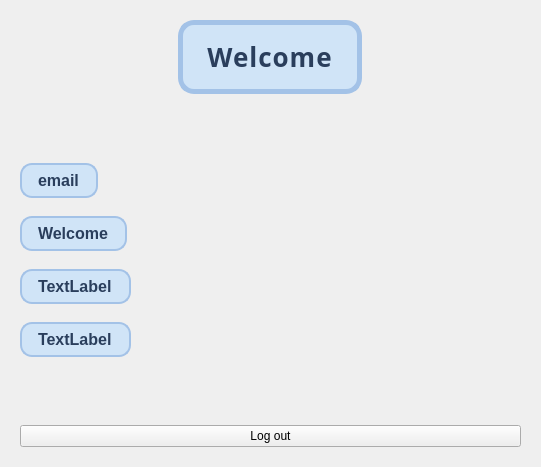
This is python_application/gui/ui_files/profile_page.ui in MohammadIbraheem71/Image_filter_applicator as Qt 5 draws it before an edit. The edited form follows.
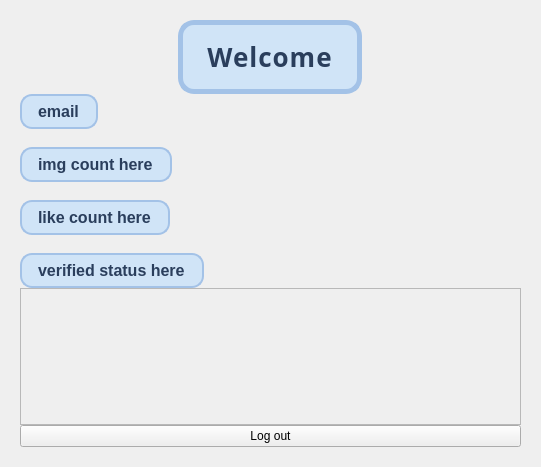
This is the edited form. Icons and pictures are not drawn.

Commit message: fixed the magnified gallery. created an image widget with trash. used inheritance for that

```diff
--- a/python_application/gui/ui_files/profile_page.ui
+++ b/python_application/gui/ui_files/profile_page.ui
@@ -71,19 +71,6 @@
            </item>
           </layout>
          </item>
-         <item>
-          <spacer name="verticalSpacer">
-           <property name="orientation">
-            <enum>Qt::Orientation::Vertical</enum>
-           </property>
-           <property name="sizeHint" stdset="0">
-            <size>
-             <width>20</width>
-             <height>40</height>
-            </size>
-           </property>
-          </spacer>
-         </item>
          <item>
           <layout class="QVBoxLayout" name="verticalLayout_12">
            <property name="spacing">
@@ -140,7 +127,7 @@
 </string>
              </property>
              <property name="text">
-              <string>Welcome</string>
+              <string>img count here</string>
              </property>
             </widget>
            </item>
@@ -164,7 +151,7 @@
 </string>
              </property>
              <property name="text">
-              <string>TextLabel</string>
+              <string>like count here</string>
              </property>
             </widget>
            </item>
@@ -188,24 +175,28 @@
 </string>
              </property>
              <property name="text">
-              <string>TextLabel</string>
+              <string>verified status here</string>
              </property>
             </widget>
            </item>
           </layout>
          </item>
          <item>
-          <spacer name="verticalSpacer_2">
-           <property name="orientation">
-            <enum>Qt::Orientation::Vertical</enum>
+          <widget class="QScrollArea" name="scrollArea">
+           <property name="widgetResizable">
+            <bool>true</bool>
            </property>
-           <property name="sizeHint" stdset="0">
-            <size>
-             <width>20</width>
-             <height>40</height>
-            </size>
-           </property>
-          </spacer>
+           <widget class="QWidget" name="image_grid">
+            <property name="geometry">
+             <rect>
+              <x>0</x>
+              <y>0</y>
+              <width>501</width>
+              <height>114</height>
+             </rect>
+            </property>
+           </widget>
+          </widget>
          </item>
          <item>
           <widget class="QPushButton" name="logout_btn">
```
The commit also changes 19 other files.
